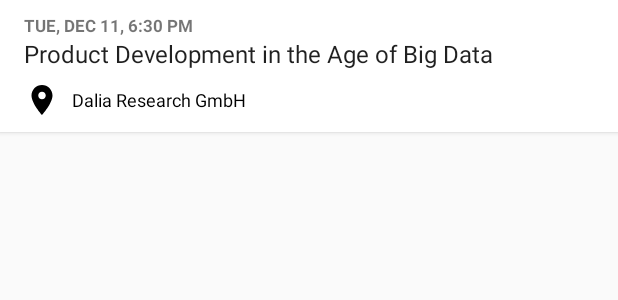
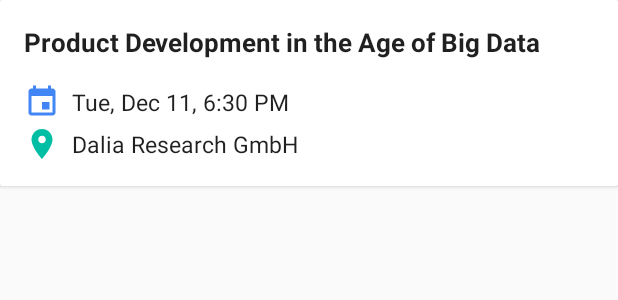
Before and after one commit to WTMBerlin/WTMBApp, an Android app: the layout events_event_item.xml on its own in the app's theme, with its tools: preview values and no code run, on a phone screen of 412 x 824 dp. Shown: the top 300 px of the screen. Run offline under Robolectric (Android 15) with nearby library versions, the phone set to English and light mode, and no system bars.

Commit message:
Add additional event list styling

```diff
--- a/app/src/main/java/com/wtmberlin/EventsFragment.kt
+++ b/app/src/main/java/com/wtmberlin/EventsFragment.kt
@@ -1,14 +1,17 @@
 package com.wtmberlin
 
+import android.graphics.Rect
 import android.os.Bundle
 import android.view.LayoutInflater
 import android.view.View
 import android.view.ViewGroup
 import androidx.annotation.LayoutRes
+import androidx.core.content.ContextCompat
 import androidx.databinding.DataBindingUtil
 import androidx.databinding.ViewDataBinding
 import androidx.fragment.app.Fragment
 import androidx.recyclerview.widget.ListAdapter
+import androidx.recyclerview.widget.RecyclerView
 import com.wtmberlin.databinding.EventsScreenBinding
 import com.wtmberlin.util.AdapterItem
 import com.wtmberlin.util.BindingViewHolder
@@ -43,7 +46,10 @@ class EventsFragment : Fragment(), EventsAdapter.Callbacks {
     override fun onViewCreated(view: View, savedInstanceState: Bundle?) {
         super.onViewCreated(view, savedInstanceState)
 
+        val itemOffset = resources.getDimensionPixelOffset(R.dimen.material_space_half)
+
         events_recycler.adapter = EventsAdapter(this)
+        events_recycler.addItemDecoration(OffsetItemDecoration(itemOffset))
     }
 
     override fun onEventItemClicked(item: EventItem) {
@@ -99,3 +105,23 @@ data class EventItem(
 ) : EventsAdapterItem() {
     override val viewType = R.layout.events_event_item
 }
+
+class OffsetItemDecoration(val offset: Int) : RecyclerView.ItemDecoration() {
+    override fun getItemOffsets(outRect: Rect, view: View, parent: RecyclerView, state: RecyclerView.State) {
+        super.getItemOffsets(outRect, view, parent, state)
+
+        parent.adapter?.let {
+            val itemCount = it.itemCount
+            val position = parent.getChildAdapterPosition(view)
+
+            if (position < itemCount - 1) {
+                val thisViewType = it.getItemViewType(position)
+                val nextViewType = it.getItemViewType(position + 1)
+
+                if (thisViewType == R.layout.events_event_item && nextViewType == R.layout.events_event_item) {
+                    outRect.set(0, 0, 0, offset)
+                }
+            }
+        }
+    }
+}
--- a/app/src/main/java/com/wtmberlin/util/Binding.kt
+++ b/app/src/main/java/com/wtmberlin/util/Binding.kt
@@ -8,7 +8,7 @@ import org.threeten.bp.LocalDateTime
 import org.threeten.bp.format.DateTimeFormatter
 import org.threeten.bp.format.FormatStyle
 
-private val mediumDateFormatter = DateTimeFormatter.ofLocalizedDateTime(FormatStyle.MEDIUM)
+private val mediumDateFormatter = DateTimeFormatter.ofLocalizedDateTime(FormatStyle.MEDIUM, FormatStyle.SHORT)
 
 fun LocalDateTime?.toMediumFormat() = this?.format(mediumDateFormatter)
 
--- /dev/null
+++ b/app/src/main/res/drawable/events_icon_date.xml
@@ -0,0 +1,9 @@
+<vector xmlns:android="http://schemas.android.com/apk/res/android"
+        android:width="24dp"
+        android:height="24dp"
+        android:viewportWidth="24.0"
+        android:viewportHeight="24.0">
+    <path
+        android:fillColor="#4285F4"
+        android:pathData="M17,12h-5v5h5v-5zM16,1v2L8,3L8,1L6,1v2L5,3c-1.11,0 -1.99,0.9 -1.99,2L3,19c0,1.1 0.89,2 2,2h14c1.1,0 2,-0.9 2,-2L21,5c0,-1.1 -0.9,-2 -2,-2h-1L18,1h-2zM19,19L5,19L5,8h14v11z"/>
+</vector>
--- a/app/src/main/res/drawable/ic_location_black_24dp.xml
+++ b/app/src/main/res/drawable/events_icon_venue.xml
@@ -4,6 +4,6 @@
         android:viewportWidth="24.0"
         android:viewportHeight="24.0">
     <path
-        android:fillColor="#FF000000"
+        android:fillColor="#00BEA4"
         android:pathData="M12,2C8.13,2 5,5.13 5,9c0,5.25 7,13 7,13s7,-7.75 7,-13c0,-3.87 -3.13,-7 -7,-7zM12,11.5c-1.38,0 -2.5,-1.12 -2.5,-2.5s1.12,-2.5 2.5,-2.5 2.5,1.12 2.5,2.5 -1.12,2.5 -2.5,2.5z"/>
 </vector>
--- a/app/src/main/res/layout/events_event_item.xml
+++ b/app/src/main/res/layout/events_event_item.xml
@@ -15,29 +15,34 @@
             type="com.wtmberlin.EventItem" />
     </data>
 
+    <com.google.android.material.card.MaterialCardView
+        android:layout_width="match_parent"
+        android:layout_height="wrap_content"
+        android:onClick="@{v -> callbacks.onEventItemClicked(item)}">
+
         <LinearLayout
             android:id="@+id/event_item"
             style="@style/WtmBerlin.Events.ThreeLineListItem"
             android:layout_width="match_parent"
+            android:layout_height="wrap_content">
+
+            <TextView
+                android:id="@+id/event_name_text"
+                style="@style/WtmBerlin.Events.Name"
+                android:layout_width="match_parent"
                 android:layout_height="wrap_content"
-        android:onClick="@{v -> callbacks.onEventItemClicked(item)}">
+                android:layout_marginBottom="@dimen/material_space"
+                android:text="@{item.name}"
+                tools:text="Product Development in the Age of Big Data" />
 
             <TextView
                 android:id="@+id/event_local_date_time_text"
                 style="@style/WtmBerlin.Events.Date"
                 android:layout_width="match_parent"
                 android:layout_height="wrap_content"
+                android:layout_marginBottom="@dimen/material_space_quarter"
                 android:text="@{BindingKt.toMediumFormat(item.localDateTime)}"
                 tools:text="Tue, Dec 11, 6:30 PM" />
-
-        <TextView
-            android:id="@+id/event_name_text"
-            style="@style/WtmBerlin.Events.Name"
-            android:layout_width="match_parent"
-            android:layout_height="wrap_content"
-            android:layout_marginBottom="@dimen/material_space_half"
-            android:text="@{item.name}"
-            tools:text="Product Development in the Age of Big Data" />
 
             <TextView
                 android:id="@+id/event_venue_name_text"
@@ -46,9 +51,10 @@
                 android:layout_height="wrap_content"
                 android:text="@{item.venueName}"
                 android:visibility="@{item.venueName != null ? View.VISIBLE : View.INVISIBLE}"
-            android:textAppearance="@style/WtmBerlin.TextAppearance.EventVenue"
                 tools:text="Dalia Research GmbH" />
 
         </LinearLayout>
 
+    </com.google.android.material.card.MaterialCardView>
+
 </layout>
--- a/app/src/main/res/values/dimen.xml
+++ b/app/src/main/res/values/dimen.xml
@@ -1,5 +1,6 @@
 <?xml version="1.0" encoding="utf-8"?>
 <resources>
+    <dimen name="material_space_quarter">4dp</dimen>
     <dimen name="material_space_half">8dp</dimen>
     <dimen name="material_space">16dp</dimen>
     <dimen name="material_space_double">32dp</dimen>
--- a/app/src/main/res/values/styles.xml
+++ b/app/src/main/res/values/styles.xml
@@ -24,36 +24,31 @@
         <item name="android:background">@color/white</item>
         <item name="android:foreground">?selectableItemBackground</item>
         <item name="android:gravity">center</item>
-        <item name="android:elevation">@dimen/material_elevation_card</item>
+        <item name="android:padding">@dimen/material_space</item>
         <item name="android:minHeight">@dimen/material_three_line_list_height</item>
         <item name="android:orientation">vertical</item>
     </style>
 
-    <style name="WtmBerlin.Events.Date">
-        <item name="android:paddingStart">@dimen/material_space</item>
-        <item name="android:paddingEnd">@dimen/material_space</item>
-        <item name="android:maxLines">1</item>
-        <item name="android:ellipsize">end</item>
-        <item name="android:textAppearance">@style/WtmBerlin.TextAppearance.EventDate</item>
-    </style>
-
     <style name="WtmBerlin.Events.Name">
-        <item name="android:paddingStart">@dimen/material_space</item>
-        <item name="android:paddingEnd">@dimen/material_space</item>
-        <item name="android:maxLines">1</item>
+        <item name="android:maxLines">2</item>
         <item name="android:ellipsize">end</item>
         <item name="android:textAppearance">@style/WtmBerlin.TextAppearance.EventName</item>
     </style>
 
-    <style name="WtmBerlin.Events.Venue">
-        <item name="android:paddingStart">@dimen/material_space</item>
-        <item name="android:paddingEnd">@dimen/material_space</item>
+    <style name="WtmBerlin.Events.DateVenue">
         <item name="android:maxLines">1</item>
         <item name="android:ellipsize">end</item>
-        <item name="android:drawableStart">@drawable/ic_location_black_24dp</item>
+        <item name="android:gravity">center_vertical</item>
         <item name="android:drawablePadding">@dimen/material_space_half</item>
-        <item name="android:gravity">center_vertical</item>
-        <item name="android:textAppearance">@style/WtmBerlin.TextAppearance.EventVenue</item>
+        <item name="android:textAppearance">@style/WtmBerlin.TextAppearance.EventDateVenue</item>
+    </style>
+
+    <style name="WtmBerlin.Events.Date" parent="WtmBerlin.Events.DateVenue">
+        <item name="android:drawableStart">@drawable/events_icon_date</item>
+    </style>
+
+    <style name="WtmBerlin.Events.Venue" parent="WtmBerlin.Events.DateVenue">
+        <item name="android:drawableStart">@drawable/events_icon_venue</item>
     </style>
 
     <style name="WtmBerlin.TextAppearance" />
@@ -61,23 +56,21 @@
     <style name="WtmBerlin.TextAppearance.ListHeader">
         <item name="android:textSize">14sp</item>
         <item name="android:textStyle">bold</item>
+        <item name="android:textAllCaps">true</item>
         <item name="android:textColor">@color/black_54</item>
     </style>
 
     <style name="WtmBerlin.TextAppearance.EventName">
-        <item name="android:textSize">16sp</item>
+        <item name="android:textSize">17sp</item>
+        <item name="android:textStyle">bold</item>
         <item name="android:textColor">@color/black_87</item>
     </style>
 
-    <style name="WtmBerlin.TextAppearance.EventDate">
-        <item name="android:textSize">11sp</item>
-        <item name="android:textStyle">bold</item>
-        <item name="android:textAllCaps">true</item>
-        <item name="android:textColor">@color/black_54</item>
-    </style>
-
-    <style name="WtmBerlin.TextAppearance.EventVenue">
-        <item name="android:textSize">12sp</item>
+    <style name="WtmBerlin.TextAppearance.EventDateVenue">
+        <item name="android:textSize">15sp</item>
+        <item name="android:textStyle">normal</item>
+        <item name="android:textAllCaps">false</item>
+        <item name="android:textColor">@color/black_87</item>
     </style>
 
 </resources>
```
Lines whose indentation alone changed are shown as unchanged.
